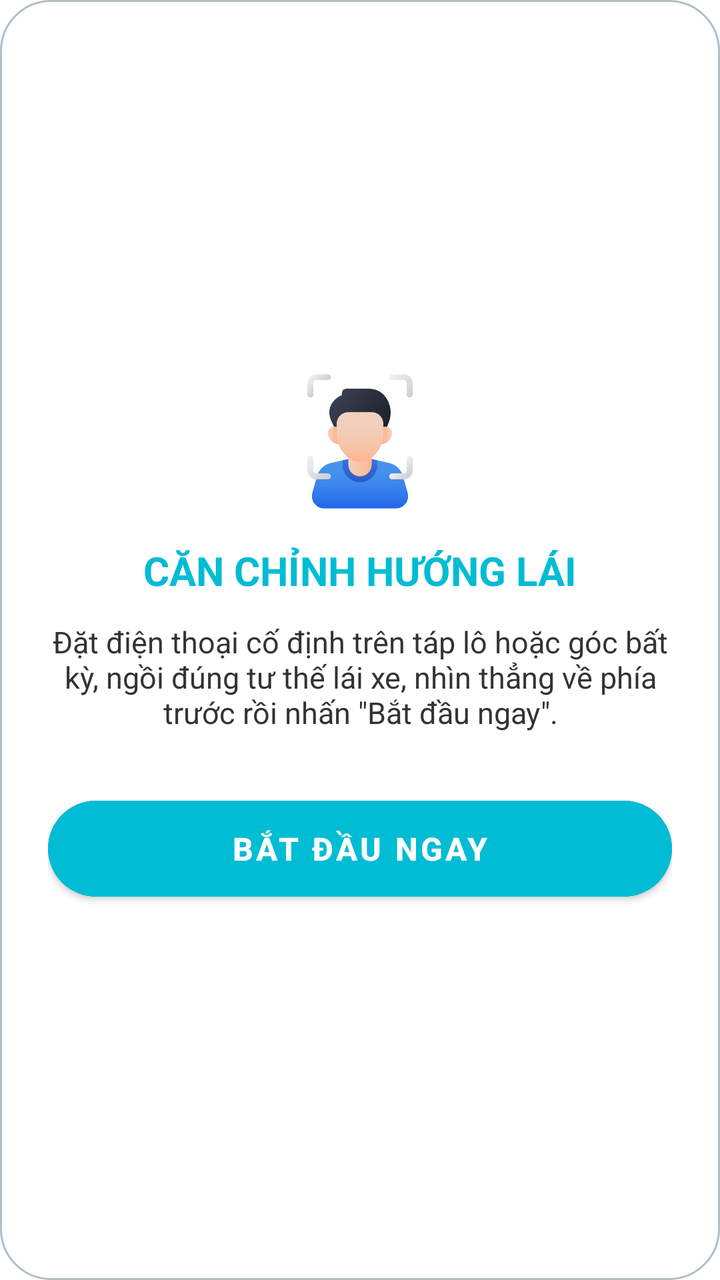
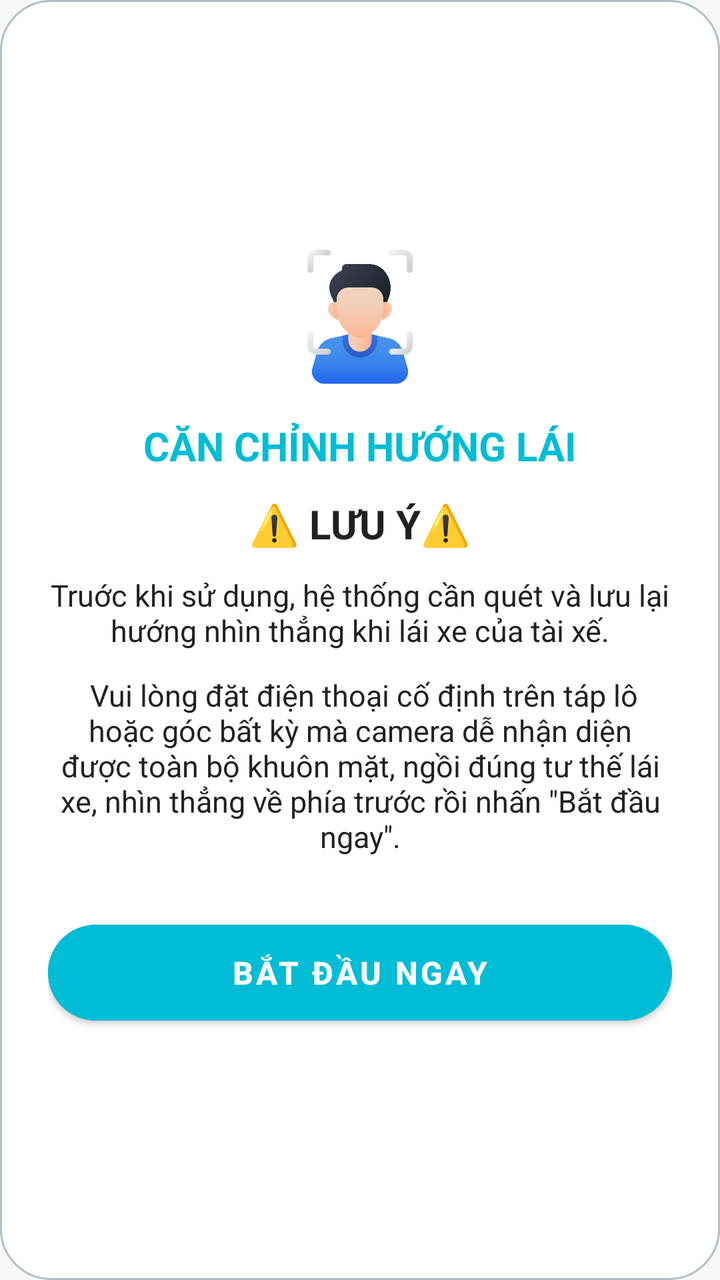

An Android layout rendered at two revisions. The XML below is the earlier revision; the diff shows what the commit changed to produce the second picture.
<!-- AndroidManifest.xml: application theme Theme.DmsApplication -->
<!-- res/layout/dialog_calibration.xml -->
<?xml version="1.0" encoding="utf-8"?>
<LinearLayout xmlns:android="http://schemas.android.com/apk/res/android"
    xmlns:app="http://schemas.android.com/apk/res-auto"
    android:layout_width="match_parent"
    android:layout_height="wrap_content"
    android:orientation="vertical"
    android:padding="24dp"
    android:gravity="center"
    android:background= "@drawable/bg_edittext_rounded">
    
    <ImageView
        android:layout_width="70dp"
        android:layout_height="70dp"
        android:src="@drawable/faceid2"
        android:layout_marginBottom="16dp"/>

    
    <TextView
        android:layout_width="wrap_content"
        android:layout_height="wrap_content"
        android:text="CĂN CHỈNH HƯỚNG LÁI"
        android:textSize="20sp"
        android:textStyle="bold"
        android:textColor="#00BCD4" />

    
    <TextView
        android:id="@+id/tvCalibrationDesc"
        android:layout_width="match_parent"
        android:layout_height="wrap_content"
        android:text="Đặt điện thoại cố định trên táp lô hoặc góc bất kỳ, ngồi đúng tư thế lái xe, nhìn thẳng về phía trước rồi nhấn &quot;Bắt đầu ngay&quot;."
        android:textAlignment="center"
        android:layout_marginTop="12dp"
        android:textSize="15sp"
        android:textColor="#333333" />

    
    <TextView
        android:id="@+id/tvCountdown"
        android:layout_width="wrap_content"
        android:layout_height="wrap_content"
        android:text="5"
        android:textSize="64sp"
        android:textStyle="bold"
        android:textColor="#FF5722"
        android:visibility="gone"
        android:layout_marginTop="16dp" />

    
    <ProgressBar
        android:id="@+id/pbCalibration"
        style="?android:attr/progressBarStyleHorizontal"
        android:layout_width="match_parent"
        android:layout_height="wrap_content"
        android:layout_marginTop="12dp"
        android:indeterminate="true"
        android:visibility="invisible" />

    <com.google.android.material.button.MaterialButton
        android:id="@+id/btnStartCalibration"
        android:layout_width="match_parent"
        android:layout_height="60dp"
        android:text="Bắt đầu ngay"
        android:textSize="16sp"
        android:textStyle="bold"
        android:backgroundTint="#00BCD4"
        app:cornerRadius="30dp" />

</LinearLayout>
<!-- resources referenced by this layout -->
<resources>
  <!-- drawable bg_edittext_rounded (drawable) -->
  <?xml version="1.0" encoding="utf-8"?>
  <shape xmlns:android="http://schemas.android.com/apk/res/android"
      android:shape="rectangle">
  
      <corners android:radius="25dp" />
  
      <solid android:color="#FFFFFF" />
  
      <stroke
          android:width="1dp"
          android:color="#B0BEC5" />
  
      <padding
          android:left="16dp"
          android:right="16dp" />
  </shape>
  <!-- drawable faceid2: png bitmap (drawable, 27091 bytes) -->
  <style name="Theme.DmsApplication" parent="Theme.MaterialComponents.DayNight.NoActionBar" />
</resources>

<!-- the commit's change to res/layout/dialog_calibration.xml (unified diff, before → after) -->
@@ -7,34 +7,51 @@
     android:padding="24dp"
     android:gravity="center"
     android:background= "@drawable/bg_edittext_rounded">
-    
     <ImageView
         android:layout_width="70dp"
         android:layout_height="70dp"
         android:src="@drawable/faceid2"
         android:layout_marginBottom="16dp"/>
 
-    
     <TextView
         android:layout_width="wrap_content"
         android:layout_height="wrap_content"
         android:text="CĂN CHỈNH HƯỚNG LÁI"
         android:textSize="20sp"
         android:textStyle="bold"
-        android:textColor="#00BCD4" />
+        android:textColor="@color/brand_primary" />
 
-    
+    <TextView
+        android:id="@+id/tvIconWarning"
+        android:layout_width="match_parent"
+        android:layout_height="wrap_content"
+        android:text= "⚠️ LƯU Ý⚠️"
+        android:textStyle="bold"
+        android:textAlignment="center"
+        android:layout_marginTop="12dp"
+        android:textSize="20sp"
+        android:textColor="@color/text_primary" />
+
+    <TextView
+        android:id="@+id/tvWarning"
+        android:layout_width="match_parent"
+        android:layout_height="wrap_content"
+        android:text="Truớc khi sử dụng, hệ thống cần quét và lưu lại hướng nhìn thẳng khi lái xe của tài xế."
+        android:textAlignment="center"
+        android:layout_marginTop="12dp"
+        android:textSize="15sp"
+        android:textColor="@color/text_primary" />
+
     <TextView
         android:id="@+id/tvCalibrationDesc"
         android:layout_width="match_parent"
         android:layout_height="wrap_content"
-        android:text="Đặt điện thoại cố định trên táp lô hoặc góc bất kỳ, ngồi đúng tư thế lái xe, nhìn thẳng về phía trước rồi nhấn &quot;Bắt đầu ngay&quot;."
+        android:text=" Vui lòng đặt điện thoại cố định trên táp lô hoặc góc bất kỳ mà camera dễ nhận diện được toàn bộ khuôn mặt, ngồi đúng tư thế lái xe, nhìn thẳng về phía trước rồi nhấn &quot;Bắt đầu ngay&quot;."
         android:textAlignment="center"
         android:layout_marginTop="12dp"
         android:textSize="15sp"
-        android:textColor="#333333" />
+        android:textColor="@color/text_primary" />
 
-    
     <TextView
         android:id="@+id/tvCountdown"
         android:layout_width="wrap_content"
@@ -42,11 +59,10 @@
         android:text="5"
         android:textSize="64sp"
         android:textStyle="bold"
-        android:textColor="#FF5722"
+        android:textColor="@color/warning"
         android:visibility="gone"
         android:layout_marginTop="16dp" />
 
-    
     <ProgressBar
         android:id="@+id/pbCalibration"
         style="?android:attr/progressBarStyleHorizontal"
@@ -63,7 +79,8 @@
         android:text="Bắt đầu ngay"
         android:textSize="16sp"
         android:textStyle="bold"
-        android:backgroundTint="#00BCD4"
+        android:backgroundTint="@color/brand_primary"
+        android:textColor="@color/on_primary"
         app:cornerRadius="30dp" />
 
 </LinearLayout>
<!-- resource entries referenced after the edit -->
@@ -1,5 +1,9 @@
 <!-- resources referenced by this layout -->
 <resources>
+  <color name="brand_primary">#00BCD5</color>
+  <color name="on_primary">#FFFFFF</color>
+  <color name="text_primary">#212121</color>
+  <color name="warning">#EF6C00</color>
   <!-- drawable bg_edittext_rounded (drawable) -->
   <?xml version="1.0" encoding="utf-8"?>
   <shape xmlns:android="http://schemas.android.com/apk/res/android"
@@ -7,17 +11,43 @@
   
       <corners android:radius="25dp" />
   
-      <solid android:color="#FFFFFF" />
+      <solid android:color="@color/surface" />
   
       <stroke
           android:width="1dp"
-          android:color="#B0BEC5" />
+          android:color="@color/input_stroke" />
   
       <padding
           android:left="16dp"
           android:right="16dp" />
   </shape>
   <!-- drawable faceid2: png bitmap (drawable, 27091 bytes) -->
-  <style name="Theme.DmsApplication" parent="Theme.MaterialComponents.DayNight.NoActionBar" />
+  <style name="Theme.DmsApplication" parent="Theme.DmsApplication.Base">
+          <item name="android:windowLightStatusBar">true</item>
+      </style>
+  <color name="surface">#FFFFFF</color>
+  <color name="input_stroke">#B0BEC5</color>
+  <style name="Theme.DmsApplication.Base" parent="Theme.MaterialComponents.DayNight.NoActionBar">
+          <item name="colorPrimary">@color/brand_primary</item>
+          <item name="colorPrimaryVariant">@color/brand_primary_variant</item>
+          <item name="colorOnPrimary">@color/on_primary</item>
+          <item name="colorSecondary">@color/brand_primary</item>
+          <item name="colorSurface">@color/surface</item>
+          <item name="colorOnSurface">@color/text_primary</item>
+          <item name="colorControlNormal">@color/icon_secondary</item>
+          <item name="android:colorAccent">@color/brand_primary</item>
+          <item name="android:windowBackground">@color/screen_background</item>
+          <item name="android:textColorPrimary">@color/text_primary</item>
+          <item name="android:textColorSecondary">@color/text_secondary</item>
+          <item name="android:editTextColor">@color/text_primary</item>
+          <item name="android:textColorHint">@color/text_muted</item>
+          <item name="android:navigationBarColor">@color/surface</item>
+          <item name="android:statusBarColor">@color/screen_background</item>
+      </style>
+  <color name="brand_primary_variant">#0097A7</color>
+  <color name="icon_secondary">#546E7A</color>
+  <color name="screen_background">#F5F7F8</color>
+  <color name="text_secondary">#546E7A</color>
+  <color name="text_muted">#757575</color>
 </resources>
 
